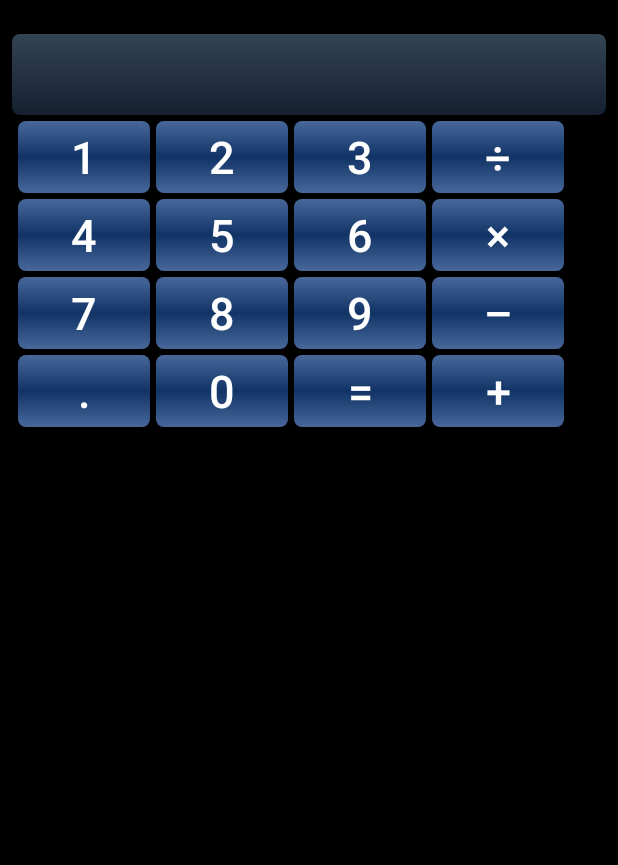
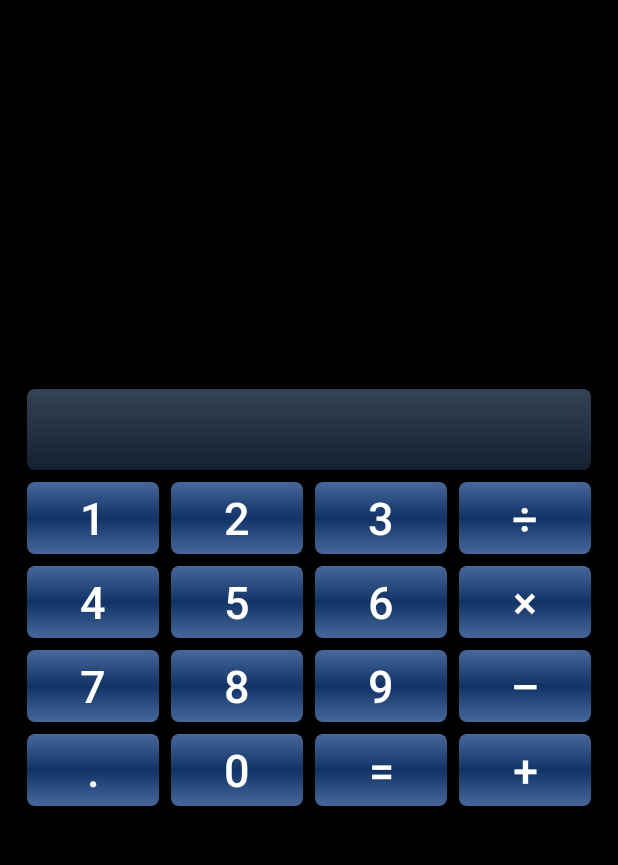
Before and after one commit to NeoSvet/Android1, an Android app: the screen it shows after launch (MainActivity), on a phone screen of 412 x 824 dp, the part 62-927 px from its top. Run offline under Robolectric (Android 15) with nearby library versions, the phone set to English and light mode, and no system bars.

Commit message:
realized UI by TableLayout

```diff
--- a/Calculator/src/main/res/layout/activity_main.xml
+++ b/Calculator/src/main/res/layout/activity_main.xml
@@ -1,183 +1,161 @@
 <?xml version="1.0" encoding="utf-8"?>
-<androidx.constraintlayout.widget.ConstraintLayout xmlns:android="http://schemas.android.com/apk/res/android"
-    xmlns:app="http://schemas.android.com/apk/res-auto"
+<TableLayout xmlns:android="http://schemas.android.com/apk/res/android"
     xmlns:tools="http://schemas.android.com/tools"
     android:layout_width="match_parent"
     android:layout_height="match_parent"
     android:background="@color/black"
+    android:gravity="center"
     tools:context=".MainActivity">
+
+    <TableRow
+        android:layout_width="match_parent"
+        android:layout_height="wrap_content"
+        android:gravity="center">
 
         <TextView
             android:id="@+id/tvResult"
             android:layout_width="match_parent"
             android:layout_height="wrap_content"
-        android:layout_margin="8dp"
+            android:layout_margin="4dp"
+            android:layout_span="4"
             android:background="@drawable/blue_alpha_gradient"
-        android:textSize="40sp"
-        app:layout_constraintStart_toStartOf="parent"
-        app:layout_constraintTop_toTopOf="parent" />
+            android:textSize="40sp" />
+    </TableRow>
+
+    <TableRow
+        android:layout_width="match_parent"
+        android:layout_height="wrap_content"
+        android:gravity="center">
 
         <Button
             android:id="@+id/bNumber1"
             style="@style/Button"
             android:layout_width="wrap_content"
             android:layout_height="wrap_content"
-        android:layout_marginTop="28dp"
-        android:text="@string/number1"
-        app:layout_constraintStart_toStartOf="@+id/tvResult"
-        app:layout_constraintTop_toBottomOf="@id/tvResult" />
+            android:text="@string/number1" />
 
         <Button
             android:id="@+id/bNumber2"
             style="@style/Button"
             android:layout_width="wrap_content"
             android:layout_height="wrap_content"
-        android:text="@string/number2"
-        app:layout_constraintHorizontal_chainStyle="spread"
-        app:layout_constraintStart_toEndOf="@id/bNumber1"
-        app:layout_constraintTop_toBottomOf="@id/tvResult" />
+            android:text="@string/number2" />
 
         <Button
             android:id="@+id/bNumber3"
             style="@style/Button"
             android:layout_width="wrap_content"
             android:layout_height="wrap_content"
-        android:text="@string/number3"
-        app:layout_constraintHorizontal_chainStyle="spread"
-        app:layout_constraintStart_toEndOf="@id/bNumber2"
-        app:layout_constraintTop_toBottomOf="@id/tvResult" />
+            android:text="@string/number3" />
 
         <Button
             android:id="@+id/bDivision"
             style="@style/Button"
             android:layout_width="wrap_content"
             android:layout_height="wrap_content"
-        android:text="@string/division"
-        app:layout_constraintHorizontal_chainStyle="spread"
-        app:layout_constraintStart_toEndOf="@id/bNumber3"
-        app:layout_constraintTop_toBottomOf="@id/tvResult" />
+            android:text="@string/division" />
+    </TableRow>
+
+    <TableRow
+        android:layout_width="match_parent"
+        android:layout_height="wrap_content"
+        android:gravity="center">
 
         <Button
             android:id="@+id/bNumber4"
             style="@style/Button"
             android:layout_width="wrap_content"
             android:layout_height="wrap_content"
-        android:layout_marginStart="0dp"
-        android:text="@string/number4"
-        app:layout_constraintHorizontal_chainStyle="spread"
-        app:layout_constraintStart_toStartOf="@id/tvResult"
-        app:layout_constraintTop_toBottomOf="@id/bNumber1" />
+            android:text="@string/number4" />
 
         <Button
             android:id="@+id/bNumber5"
             style="@style/Button"
             android:layout_width="wrap_content"
             android:layout_height="wrap_content"
-        android:text="@string/number5"
-        app:layout_constraintHorizontal_chainStyle="spread"
-        app:layout_constraintStart_toEndOf="@id/bNumber4"
-        app:layout_constraintTop_toBottomOf="@id/bNumber2" />
+            android:text="@string/number5" />
 
         <Button
             android:id="@+id/bNumber6"
             style="@style/Button"
             android:layout_width="wrap_content"
             android:layout_height="wrap_content"
-        android:text="@string/number6"
-        app:layout_constraintHorizontal_chainStyle="spread"
-        app:layout_constraintStart_toEndOf="@id/bNumber5"
-        app:layout_constraintTop_toBottomOf="@id/bNumber3" />
+            android:text="@string/number6" />
 
         <Button
             android:id="@+id/bMultiplication"
             style="@style/Button"
             android:layout_width="wrap_content"
             android:layout_height="wrap_content"
-        android:text="@string/multiplication"
-        app:layout_constraintHorizontal_chainStyle="spread"
-        app:layout_constraintStart_toEndOf="@id/bNumber6"
-        app:layout_constraintTop_toBottomOf="@id/bDivision" />
+            android:text="@string/multiplication" />
+    </TableRow>
+
+    <TableRow
+        android:layout_width="match_parent"
+        android:layout_height="wrap_content"
+        android:gravity="center">
 
         <Button
             android:id="@+id/bNumber7"
             style="@style/Button"
             android:layout_width="wrap_content"
             android:layout_height="wrap_content"
-        android:layout_marginStart="0dp"
-        android:text="@string/number7"
-        app:layout_constraintHorizontal_chainStyle="spread"
-        app:layout_constraintStart_toStartOf="@id/tvResult"
-        app:layout_constraintTop_toBottomOf="@id/bNumber4" />
+            android:text="@string/number7" />
 
         <Button
             android:id="@+id/bNumber8"
             style="@style/Button"
             android:layout_width="wrap_content"
             android:layout_height="wrap_content"
-        android:text="@string/number8"
-        app:layout_constraintHorizontal_chainStyle="spread"
-        app:layout_constraintStart_toEndOf="@id/bNumber7"
-        app:layout_constraintTop_toBottomOf="@id/bNumber5" />
+            android:text="@string/number8" />
 
         <Button
             android:id="@+id/bNumber9"
             style="@style/Button"
             android:layout_width="wrap_content"
             android:layout_height="wrap_content"
-        android:text="@string/number9"
-        app:layout_constraintHorizontal_chainStyle="spread"
-        app:layout_constraintStart_toEndOf="@id/bNumber8"
-        app:layout_constraintTop_toBottomOf="@id/bNumber6" />
+            android:text="@string/number9" />
 
         <Button
             android:id="@+id/bMunis"
             style="@style/Button"
             android:layout_width="wrap_content"
             android:layout_height="wrap_content"
-        android:text="@string/minus"
-        app:layout_constraintHorizontal_chainStyle="spread"
-        app:layout_constraintStart_toEndOf="@id/bNumber9"
-        app:layout_constraintTop_toBottomOf="@id/bMultiplication" />
+            android:text="@string/minus" />
+    </TableRow>
+
+    <TableRow
+        android:layout_width="match_parent"
+        android:layout_height="wrap_content"
+        android:gravity="center">
 
         <Button
             android:id="@+id/bDot"
             style="@style/Button"
             android:layout_width="wrap_content"
             android:layout_height="wrap_content"
-        android:layout_marginStart="0dp"
-        android:text="@string/dot"
-        app:layout_constraintHorizontal_chainStyle="spread"
-        app:layout_constraintStart_toStartOf="@id/tvResult"
-        app:layout_constraintTop_toBottomOf="@id/bNumber7" />
+            android:text="@string/dot" />
 
         <Button
             android:id="@+id/bNumber0"
             style="@style/Button"
             android:layout_width="wrap_content"
             android:layout_height="wrap_content"
-        android:text="@string/number0"
-        app:layout_constraintHorizontal_chainStyle="spread"
-        app:layout_constraintStart_toEndOf="@id/bDot"
-        app:layout_constraintTop_toBottomOf="@id/bNumber8" />
+            android:text="@string/number0" />
 
         <Button
             android:id="@+id/bEquals"
             style="@style/Button"
             android:layout_width="wrap_content"
             android:layout_height="wrap_content"
-        android:text="@string/equals"
-        app:layout_constraintHorizontal_chainStyle="spread"
-        app:layout_constraintStart_toEndOf="@id/bNumber0"
-        app:layout_constraintTop_toBottomOf="@id/bNumber9" />
+            android:text="@string/equals" />
 
         <Button
             android:id="@+id/bPlus"
             style="@style/Button"
             android:layout_width="wrap_content"
             android:layout_height="wrap_content"
-        android:text="@string/plus"
-        app:layout_constraintHorizontal_chainStyle="spread"
-        app:layout_constraintStart_toEndOf="@id/bEquals"
-        app:layout_constraintTop_toBottomOf="@id/bMunis" />
+            android:text="@string/plus" />
+    </TableRow>
 
-</androidx.constraintlayout.widget.ConstraintLayout>
+</TableLayout>
```
Lines whose indentation alone changed are shown as unchanged.
